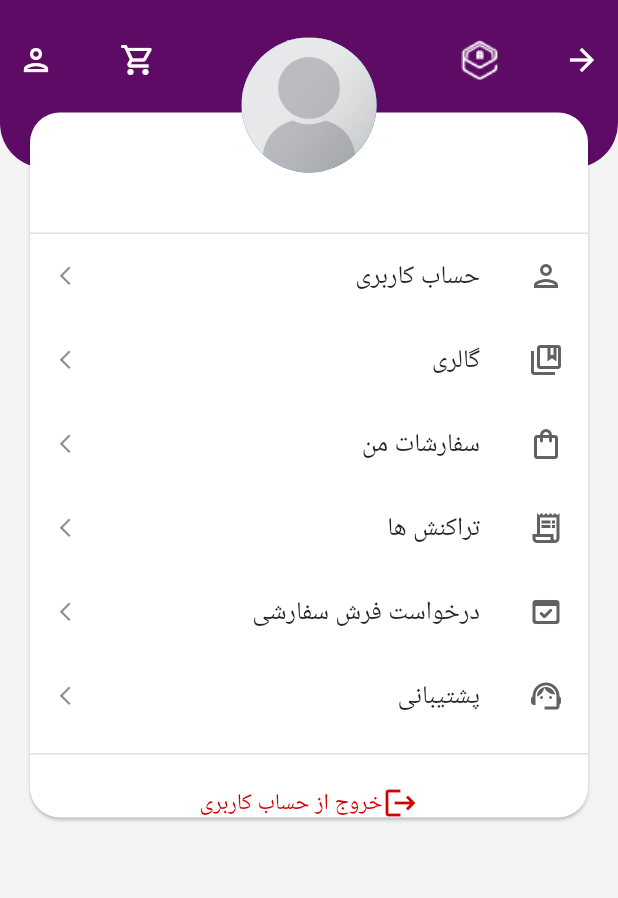
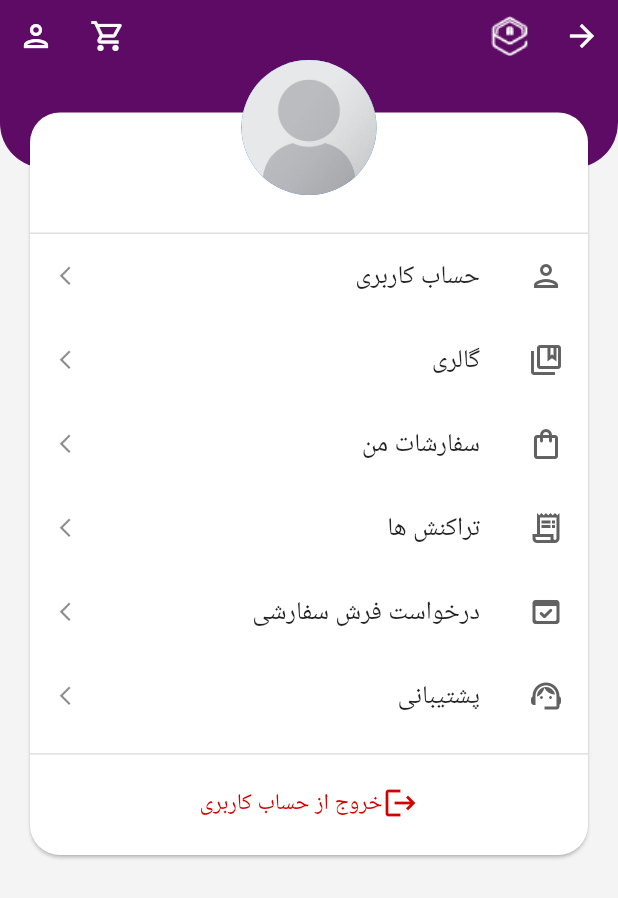
Before and after one commit to MasoudMaghsodi/front_esignco, a Flutter app: the screen it shows after launch, on a phone screen of 412 x 824 dp. Shown: the top 898 px of the screen. Run offline on Flutter 3.47's test engine with Material 2 defaults, Android fonts, the phone set to English and light mode, and no system bars; our stand-ins replace firebase_core, hexcolor; accounts and stored records are empty; Roboto replaces fonts that are missing (Iranyekan).

Commit message:
update responsive appbar

```diff
--- a/lib/appbar.dart
+++ b/lib/appbar.dart
@@ -6,7 +6,8 @@ class Appbar extends StatelessWidget {
 
   @override
   Widget build(BuildContext context) {
-    return Align(
+    return SafeArea(
+      child: Align(
         child: Container(
           height: 112.0,
           width: MediaQuery.of(context).size.width,
@@ -20,9 +21,7 @@ class Appbar extends StatelessWidget {
           child: Container(
             child: Column(
               children: [
-              Padding(
-                padding: const EdgeInsets.only(top: 16),
-                child: Row(
+                Row(
                   children: [
                     IconButton(
                       onPressed: () {},
@@ -30,9 +29,6 @@ class Appbar extends StatelessWidget {
                         Icons.arrow_back,
                         color: Colors.white,
                       ),
-                    ),
-                    SizedBox(
-                      width: 20,
                     ),
                     IconButton(
                       onPressed: () {},
@@ -46,9 +42,6 @@ class Appbar extends StatelessWidget {
                         color: Colors.white,
                       ),
                     ),
-                    SizedBox(
-                      width: 20,
-                    ),
                     IconButton(
                       onPressed: () {},
                       icon: Icon(
@@ -58,8 +51,8 @@ class Appbar extends StatelessWidget {
                     ),
                   ],
                 ),
+              ],
             ),
-            ],
           ),
         ),
       ),
--- a/lib/main.dart
+++ b/lib/main.dart
@@ -1,6 +1,4 @@
 import 'package:flutter/material.dart';
-import 'package:front_esignco/list_profile.dart';
-import 'package:front_esignco/login.dart';
 import 'package:front_esignco/profile.dart';
 
 void main() {
@@ -9,15 +7,9 @@ void main() {
   );
 }
 
-class MyApp extends StatefulWidget {
+class MyApp extends StatelessWidget {
   const MyApp({super.key});
 
-  @override
-  State<MyApp> createState() => _MyAppState();
-}
-
-class _MyAppState extends State<MyApp> {
-  // This widget is the root of your application.
   @override
   Widget build(BuildContext context) {
     return MaterialApp(
--- a/lib/profile.dart
+++ b/lib/profile.dart
@@ -27,7 +27,7 @@ class Account extends StatelessWidget {
             children: [
               Appbar(),
               SizedBox(
-                height: 620,
+                height: 645,
                 child: Card(
                   margin: EdgeInsets.only(
                       top: 75.0, left: 20.0, right: 20.0, bottom: 75.0),
@@ -77,6 +77,8 @@ class Account extends StatelessWidget {
                 ),
               ),
               Center(
+                child: Padding(
+                  padding: EdgeInsets.only(top: 15.0),
                   child: Container(
                     margin: EdgeInsets.only(top: 25.0),
                     decoration: BoxDecoration(
@@ -90,7 +92,8 @@ class Account extends StatelessWidget {
                       ),
                     ),
                   ),
-              )
+                ),
+              ),
             ],
           ),
         ),
```
Lines whose indentation alone changed are shown as unchanged.
